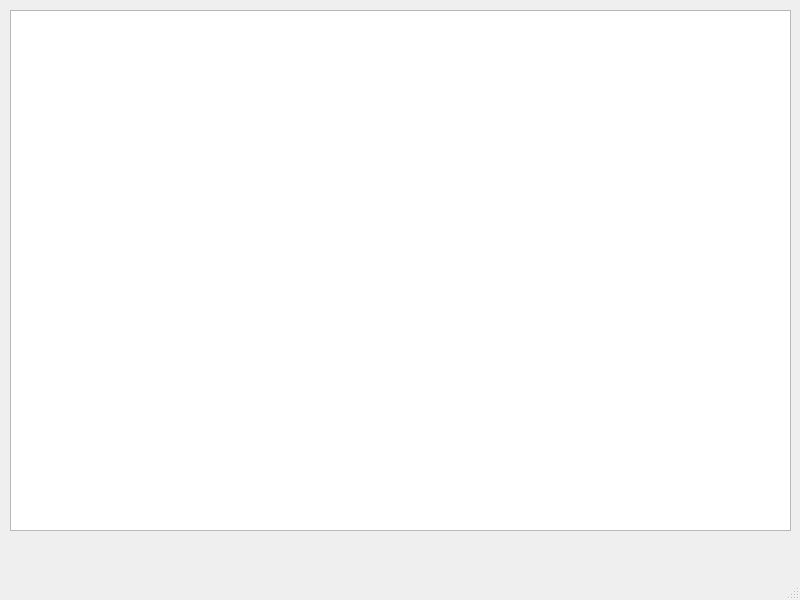
Above: src/mainwindow.ui from Vigiv/GraphConstructor before the change. Below: the same form after it.
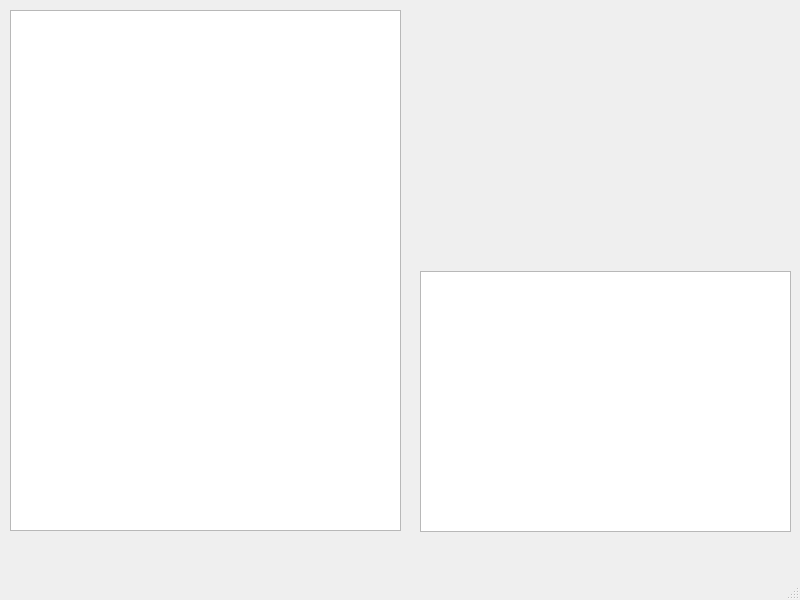
That is the form after the change.

Patch:
```diff
--- a/src/mainwindow.ui
+++ b/src/mainwindow.ui
@@ -19,11 +19,21 @@
      <rect>
       <x>10</x>
       <y>10</y>
-      <width>781</width>
+      <width>391</width>
       <height>521</height>
      </rect>
     </property>
    </widget>
+   <widget class="QTableWidget" name="tableWidget">
+    <property name="geometry">
+     <rect>
+      <x>420</x>
+      <y>271</y>
+      <width>371</width>
+      <height>261</height>
+     </rect>
+    </property>
+   </widget>
   </widget>
   <widget class="QMenuBar" name="menubar">
    <property name="geometry">
```
